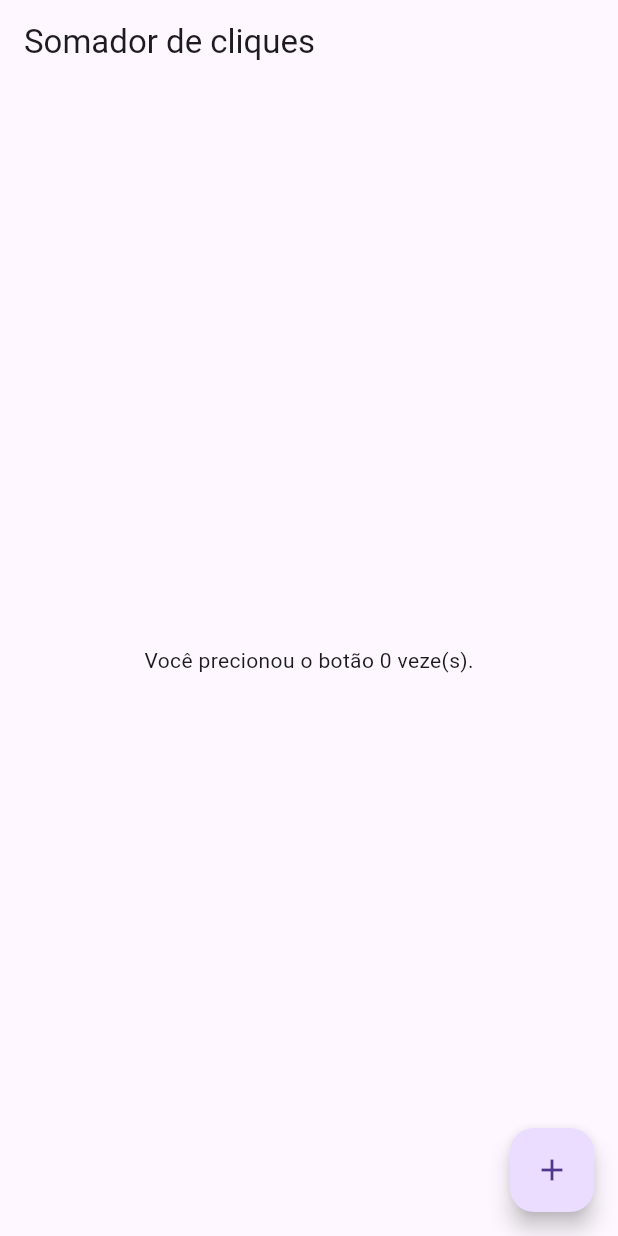
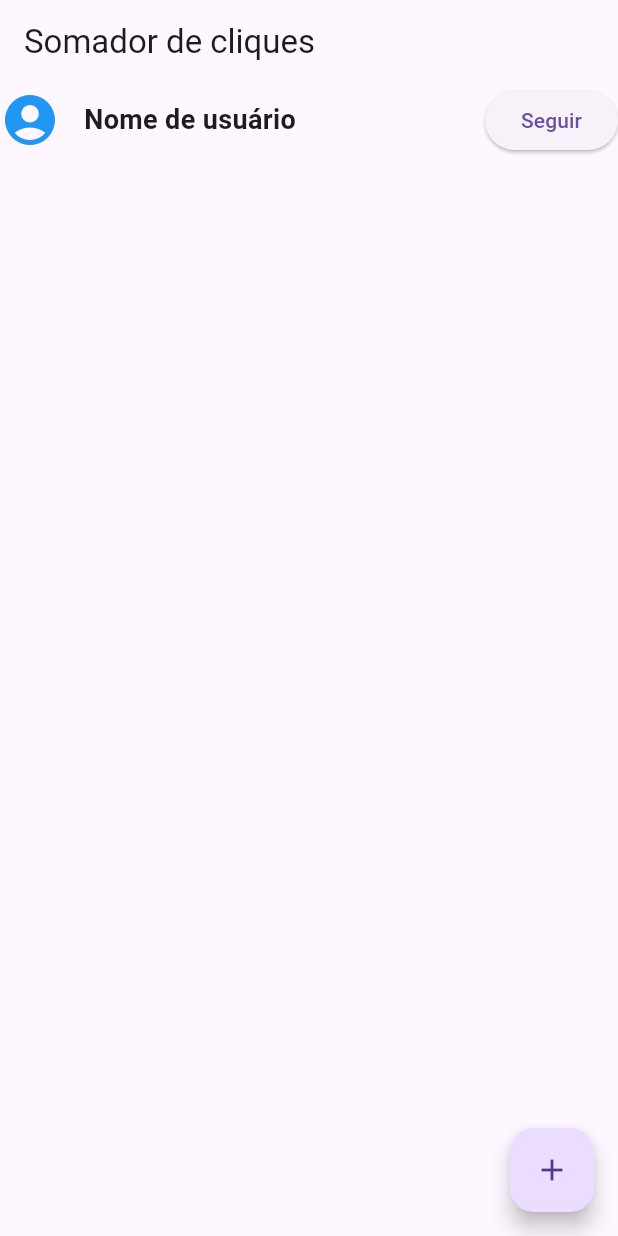
Before and after one commit to gabriel-felix-dev/dev-mobile, a Flutter app: the screen it shows after launch, on a phone screen of 412 x 824 dp. Run offline on Flutter 3.47's test engine with Material 3 defaults, Android fonts, the phone set to English and light mode, and no system bars.

Commit message:
Criação dos exemplos de container, column e row

```diff
--- a/aula_03/lib/main.dart
+++ b/aula_03/lib/main.dart
@@ -20,7 +20,63 @@ class _HomeState extends State<Home> {
       appBar: AppBar(
           title: Text('Somador de cliques'),
         ),
-        body: Center(child: Text('Você precionou o botão $_count veze(s).')),
+        // body: Center(child: Text('Você precionou o botão $_count veze(s).')), // Body original
+        // body: Container( // Body Container
+        //   width: 200,
+        //   height: 200,
+        //   padding: EdgeInsets.all(50.0),
+        //   color: Colors.lightBlueAccent,
+        //   child: Text('Olá, Flutter', style: TextStyle(color: Colors.white),),
+        // ),
+        // body: Column( // Body column
+        //   mainAxisAlignment: MainAxisAlignment.center,
+        //   children: [
+        //     Container(
+        //       width: 80,
+        //       height: 80,
+        //       decoration: BoxDecoration(
+        //         color: Colors.red,
+        //         shape: BoxShape.circle
+        //       ),
+        //     ),
+        //     SizedBox(height: 15),
+        //     Container(
+        //       width: 80,
+        //       height: 80,
+        //       decoration: BoxDecoration(
+        //         color: Colors.yellow,
+        //         shape: BoxShape.circle
+        //       ),
+        //     ),
+        //     SizedBox(height: 15),
+        //     Container(
+        //       width: 80,
+        //       height: 80,
+        //       decoration: BoxDecoration(
+        //         color: Colors.green,
+        //         shape: BoxShape.circle
+        //       )
+        //     )
+        //   ]
+        // ),
+        body: Row(
+          children: [Icon(
+            Icons.account_circle, size: 40,
+            color: Colors.blue),
+            const SizedBox(width: 16),
+            Expanded(
+              child: Text(
+                'Nome de usuário',
+                style: TextStyle(fontSize:18,
+                fontWeight: FontWeight.bold),
+              ),
+            ),
+            ElevatedButton(
+              onPressed: () {},
+              child: const Text('Seguir'),
+            ),
+          ],
+        ),
         floatingActionButton: FloatingActionButton(
           onPressed: () => setState(() => _count++),
           tooltip: 'Increment Counter',
```
